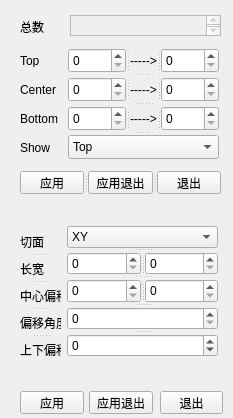
First picture: the form in Tools/INimage3D/volumedataset.ui, repository zyq1569/HealthApp, before the edit.
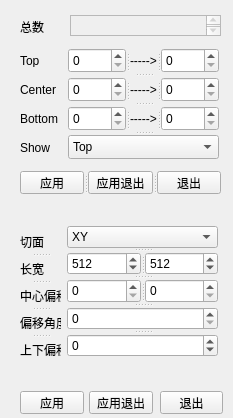
Second picture: the form after the edit.

```diff
--- a/Tools/INimage3D/volumedataset.ui
+++ b/Tools/INimage3D/volumedataset.ui
@@ -310,11 +310,17 @@
      <property name="maximum">
       <number>10000</number>
      </property>
+     <property name="value">
+      <number>512</number>
+     </property>
     </widget>
     <widget class="QSpinBox" name="m_topE_2">
      <property name="maximum">
       <number>10000</number>
      </property>
+     <property name="value">
+      <number>512</number>
+     </property>
     </widget>
    </widget>
    <widget class="QSplitter" name="splitter_10">
```
